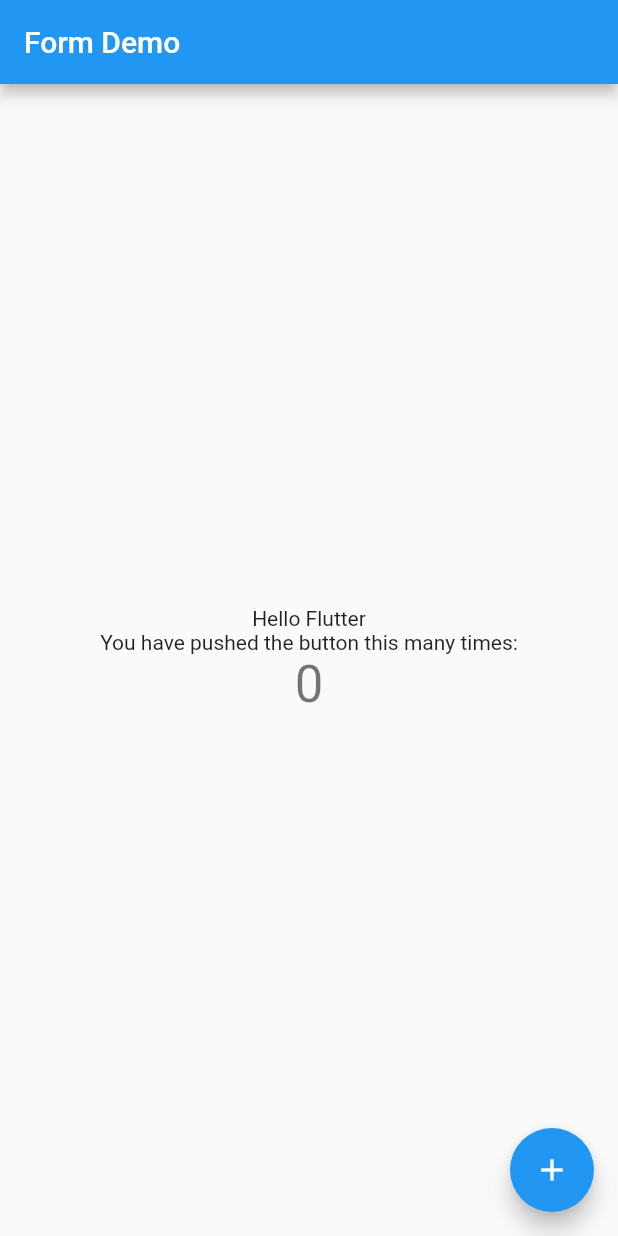
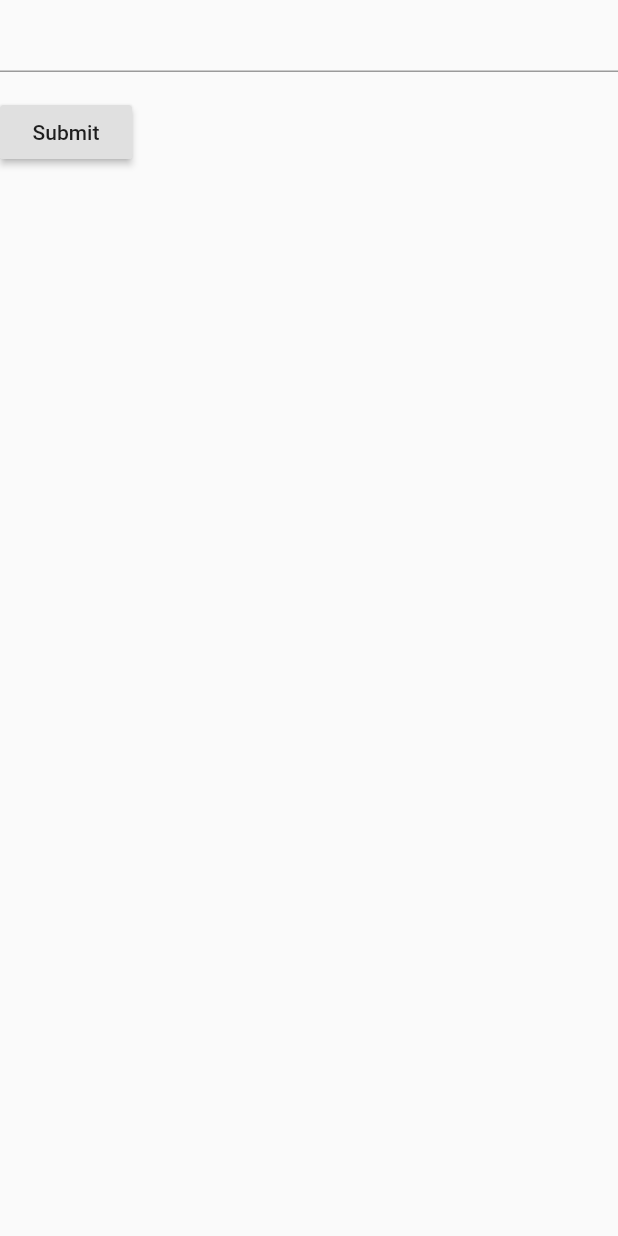
Before and after one commit to dotekien/flutter-form, a Flutter app: the screen it shows after launch, on a phone screen of 412 x 824 dp. Run offline on Flutter 3.47's test engine with Material 2 defaults, Android fonts, the phone set to English and light mode, and no system bars.

Commit message:
added simple form

```diff
--- a/lib/main.dart
+++ b/lib/main.dart
@@ -22,16 +22,6 @@
 
 class MyHomePage extends StatefulWidget {
   MyHomePage({Key key, this.title}) : super(key: key);
-
-  // This widget is the home page of your application. It is stateful, meaning
-  // that it has a State object (defined below) that contains fields that affect
-  // how it looks.
-
-  // This class is the configuration for the state. It holds the values (in this
-  // case the title) provided by the parent (in this case the App widget) and
-  // used by the build method of the State. Fields in a Widget subclass are
-  // always marked "final".
-
   final String title;
 
   @override
@@ -39,69 +29,41 @@
 }
 
 class _MyHomePageState extends State<MyHomePage> {
-  int _counter = 0;
-
-  void _incrementCounter() {
-    setState(() {
-      // This call to setState tells the Flutter framework that something has
-      // changed in this State, which causes it to rerun the build method below
-      // so that the display can reflect the updated values. If we changed
-      // _counter without calling setState(), then the build method would not be
-      // called again, and so nothing would appear to happen.
-      _counter++;
-    });
-  }
+  final _formKey = GlobalKey<FormState>();
 
   @override
   Widget build(BuildContext context) {
-    // This method is rerun every time setState is called, for instance as done
-    // by the _incrementCounter method above.
-    //
-    // The Flutter framework has been optimized to Makefile rerunning build methods
-    // fast, so that you can just rebuild anything that needs updating rather
-    // than having to individually change instances of widgets.
-    return Scaffold(
-      appBar: AppBar(
-        // Here we take the value from the MyHomePage object that was created by
-        // the App.build method, and use it to set our appbar title.
-        title: Text(widget.title),
+    // Build a Form widget using the _formKey created above.
+    return Form(
+      key: _formKey,
+      child: Column(
+        crossAxisAlignment: CrossAxisAlignment.start,
+        children: <Widget>[
+          TextFormField(
+            validator: (value) {
+              if (value.isEmpty) {
+                return 'Please enter some text';
+              }
+              return null;
+            },
+          ),
+          Padding(
+            padding: const EdgeInsets.symmetric(vertical: 16.0),
+            child: RaisedButton(
+              onPressed: () {
+                // Validate returns true if the form is valid, or false
+                // otherwise.
+                if (_formKey.currentState.validate()) {
+                  // If the form is valid, display a Snackbar.
+                  Scaffold.of(context)
+                      .showSnackBar(SnackBar(content: Text('Processing Data')));
+                }
+              },
+              child: Text('Submit'),
+            ),
+          ),
+        ],
       ),
-      body: Center(
-        // Center is a layout widget. It takes a single child and positions it
-        // in the middle of the parent.
-        child: Column(
-          // Column is also a layout widget. It takes a list of children and
-          // arranges them vertically. By default, it sizes itself to fit its
-          // children horizontally, and tries to be as tall as its parent.
-          //
-          // Invoke "debug painting" (press "p" in the console, choose the
-          // "Toggle Debug Paint" action from the Flutter Inspector in Android
-          // Studio, or the "Toggle Debug Paint" command in Visual Studio Code)
-          // to see the wireframe for each widget.
-          //
-          // Column has various properties to control how it sizes itself and
-          // how it positions its children. Here we use mainAxisAlignment to
-          // center the children vertically; the main axis here is the vertical
-          // axis because Columns are vertical (the cross axis would be
-          // horizontal).
-          mainAxisAlignment: MainAxisAlignment.center,
-          children: <Widget>[
-            Text('Hello Flutter'),
-            Text(
-              'You have pushed the button this many times:',
-            ),
-            Text(
-              '$_counter',
-              style: Theme.of(context).textTheme.headline4,
-            ),
-          ],
-        ),
-      ),
-      floatingActionButton: FloatingActionButton(
-        onPressed: _incrementCounter,
-        tooltip: 'Increment',
-        child: Icon(Icons.add),
-      ), // This trailing comma makes auto-formatting nicer for build methods.
     );
   }
 }
```
